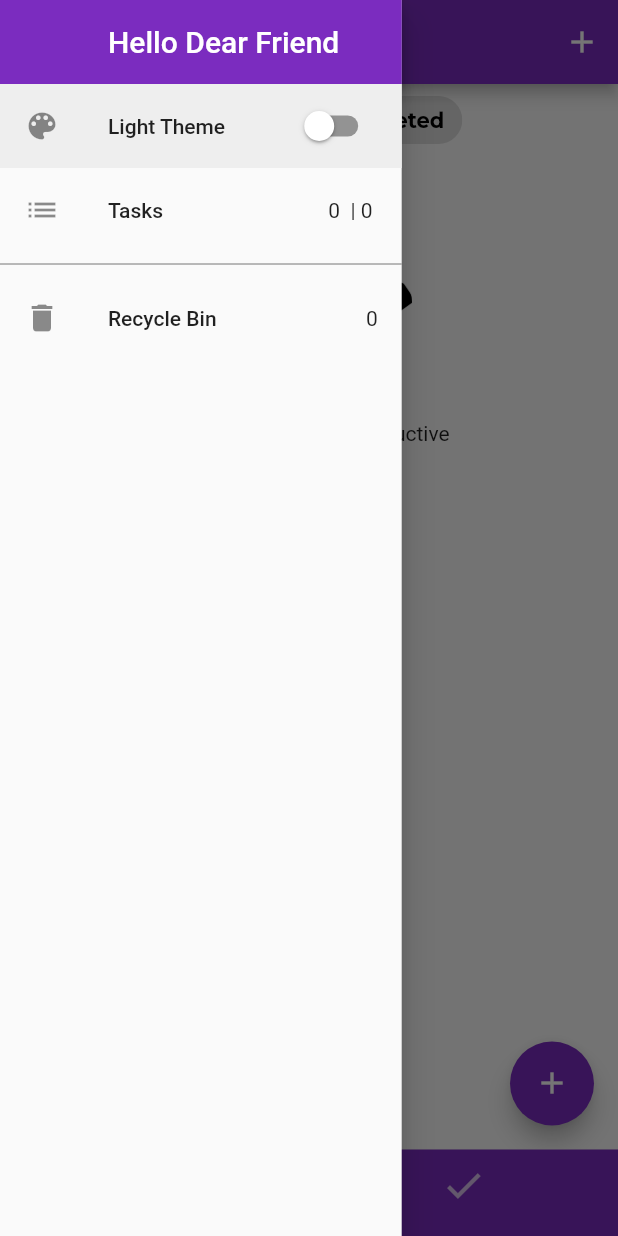
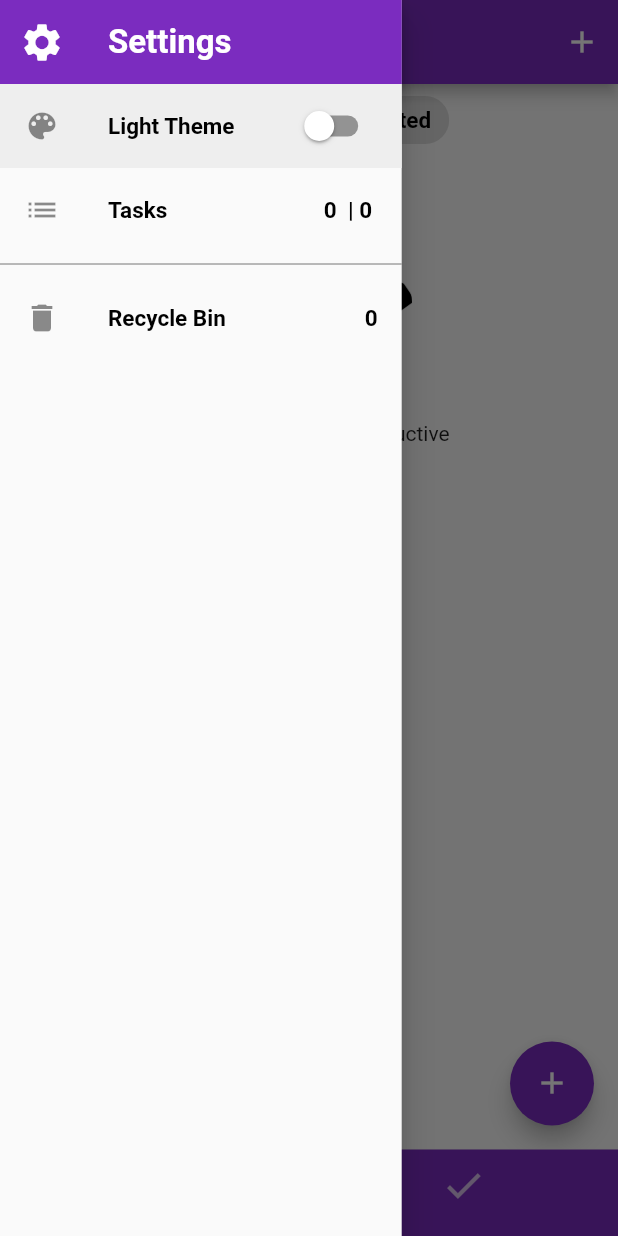
Before and after one commit to Silentcry16/todo_bloc2, a Flutter app: the screen it shows after launch, with the side drawer open, on a phone screen of 412 x 824 dp. Run offline on Flutter 3.47's test engine with Material 2 defaults, Android fonts, the phone set to English and light mode, and no system bars; our stand-ins replace equatable, flutter_bloc, get, google_fonts, hydrated_bloc.

Commit message:
texts has customized

```diff
--- a/lib/screens/completed_tasks_screen.dart
+++ b/lib/screens/completed_tasks_screen.dart
@@ -24,8 +24,6 @@ class CompletedTasksScreen extends StatelessWidget {
               TaskCounter(text: '${state.completedTasks.length} Tasks'),
               TaskList(
                 taskList: taskList,
-                ontap: () {},
-                task: state.completedTasks.first,
               ),
             ],
           ),
--- a/lib/screens/recycle_bin_screen.dart
+++ b/lib/screens/recycle_bin_screen.dart
@@ -36,8 +36,6 @@ class RecycleBinScreen extends StatelessWidget {
                           Text('${state.removedTasks.length} Tasks Removed'))),
               TaskList(
                 taskList: state.removedTasks,
-                ontap: () {},
-                task: state.completedTasks.first,
               ),
             ],
           ),
--- a/lib/screens/task_screen.dart
+++ b/lib/screens/task_screen.dart
@@ -80,8 +80,7 @@ class _TaskScreenState extends State<TaskScreen> {
                     )
                   : TaskList(
                       taskList: taskList,
-                      ontap: () => _addTask(context),
-                      task: state.pendingTasks.first),
+                    )
             ],
           ),
           //opens the BottomSheet to add a new task
--- a/lib/widgets/add_task_screen.dart
+++ b/lib/widgets/add_task_screen.dart
@@ -1,6 +1,7 @@
 import 'package:flutter/material.dart';
 import 'package:todo_bloc2/blocs/bloc_exports.dart';
 import 'package:todo_bloc2/services/guid_gen.dart';
+import 'package:todo_bloc2/widgets/app_text.dart';
 import '../models/task.dart';
 
 class AddTaskScreen extends StatefulWidget {
@@ -20,9 +21,16 @@ class _AddTaskScreenState extends State<AddTaskScreen> {
       padding: const EdgeInsets.all(20),
       child: Column(
         children: [
-          const Text(
-            'Add a task',
-            style: TextStyle(fontSize: 26),
+          ListTile(
+            leading: Icon(
+              Icons.edit,
+              size: 30,
+            ),
+            title: AppText(
+              text: 'Add New Task',
+              weight: FontWeight.bold,
+              size: 20,
+            ),
           ),
           const SizedBox(
             height: 20,
--- a/lib/widgets/app_text.dart
+++ b/lib/widgets/app_text.dart
@@ -3,24 +3,34 @@ import 'package:google_fonts/google_fonts.dart';
 
 // ignore: must_be_immutable
 class AppText extends StatelessWidget {
-  AppText(
-      {super.key,
-      required this.text,
-      this.size = 13,
-      this.color = Colors.black,
-      this.weight = FontWeight.normal});
+  AppText({
+    super.key,
+    required this.text,
+    this.size = 15,
+    this.color = Colors.black,
+    this.weight = FontWeight.normal,
+    this.overflow = TextOverflow.ellipsis,
+    this.decoration,
+  });
 
   final String text;
   final double? size;
   final Color? color;
   FontWeight? weight;
+  final TextOverflow? overflow;
+  final TextDecoration? decoration;
 
   @override
   Widget build(BuildContext context) {
     return Text(
       text,
-      style: GoogleFonts.montserrat(
-        textStyle: TextStyle(color: color, fontWeight: weight),
+      style: GoogleFonts.roboto(
+        textStyle: TextStyle(
+            color: color,
+            fontWeight: weight,
+            fontSize: size,
+            overflow: overflow,
+            decoration: decoration),
       ),
     );
   }
--- a/lib/widgets/custom_drawer.dart
+++ b/lib/widgets/custom_drawer.dart
@@ -1,6 +1,7 @@
 import 'package:flutter/material.dart';
 import 'package:todo_bloc2/screens/home_screen.dart';
 import 'package:todo_bloc2/screens/recycle_bin_screen.dart';
+import 'package:todo_bloc2/widgets/app_text.dart';
 
 import '../blocs/bloc_exports.dart';
 
@@ -12,27 +13,48 @@ class CustomDrawer extends StatelessWidget {
     return Drawer(
       elevation: 10,
       child: BlocBuilder<TasksBloc, TasksState>(
-        builder: (context, state) {
+        builder: (context, state1) {
+          return BlocBuilder<SwitchBloc, SwitchState>(
+            builder: (context, state2) {
               return SizedBox(
                 height: MediaQuery.of(context).size.height * 0.8,
                 child: Column(
                   children: [
-                AppBar(
-                  leading: SizedBox.shrink(),
-                  title: Expanded(child: const Text('Hello Dear Friend')),
+                    PreferredSize(
+                      preferredSize: Size.fromHeight(100),
+                      child: AppBar(
+                        leading: const Icon(
+                          Icons.settings,
+                          size: 30,
                         ),
-                BlocBuilder<SwitchBloc, SwitchState>(
-                  builder: (context, state) {
-                    return Container(
-                      color:
-                          state.switchValue ? Colors.black12 : Colors.grey[200],
+                        title: AppText(
+                          color: Colors.white,
+                          text: 'Settings',
+                          weight: FontWeight.bold,
+                          size: 22,
+                        ),
+                      ),
+                    ),
+                    Container(
+                      color: state2.switchValue
+                          ? Colors.black12
+                          : Colors.grey[200],
                       child: ListTile(
                         leading: const Icon(Icons.color_lens),
-                        title: state.switchValue
-                            ? const Text('Dark Theme')
-                            : const Text('Light Theme'),
+                        title: state2.switchValue
+                            ? AppText(
+                                text: 'Dark Theme',
+                                color: state2.switchValue
+                                    ? Colors.white
+                                    : Colors.black,
+                                weight: FontWeight.bold,
+                              )
+                            : AppText(
+                                text: 'Light Theme',
+                                weight: FontWeight.bold,
+                              ),
                         trailing: Switch(
-                          value: state.switchValue,
+                          value: state2.switchValue,
                           onChanged: (newValue) {
                             newValue
                                 ? context
@@ -48,35 +70,51 @@ class CustomDrawer extends StatelessWidget {
                               const MaterialStatePropertyAll(Colors.black38),
                         ),
                       ),
-                    );
-                  },
                     ),
                     GestureDetector(
-                  onTap: () =>
-                      Navigator.of(context).pushReplacementNamed(HomeScreen.id),
+                      onTap: () => Navigator.of(context)
+                          .pushReplacementNamed(HomeScreen.id),
                       child: ListTile(
                         leading: const Icon(Icons.list),
-                    title: const Text('Tasks'),
-                    trailing: Text(
-                        '${state.pendingTasks.length}  | ${state.completedTasks.length} '),
+                        title: AppText(
+                          text: 'Tasks',
+                          weight: FontWeight.bold,
+                          color:
+                              state2.switchValue ? Colors.white : Colors.black,
+                        ),
+                        trailing: AppText(
+                          text:
+                              '${state1.pendingTasks.length}  | ${state1.completedTasks.length} ',
+                          weight: FontWeight.bold,
+                          color:
+                              state2.switchValue ? Colors.white : Colors.black,
+                        ),
                       ),
                     ),
                     const Divider(),
-                BlocBuilder<TasksBloc, TasksState>(
-                  builder: (context, state) {
-                    return GestureDetector(
+                    GestureDetector(
                       onTap: () => Navigator.of(context)
                           .pushReplacementNamed(RecycleBinScreen.id),
                       child: ListTile(
                         leading: const Icon(Icons.delete),
-                        title: const Text('Recycle Bin'),
-                        trailing: Text('${state.removedTasks.length}'),
+                        title: AppText(
+                          text: 'Recycle Bin',
+                          weight: FontWeight.bold,
+                          color:
+                              state2.switchValue ? Colors.white : Colors.black,
+                        ),
+                        trailing: AppText(
+                          text: '${state1.removedTasks.length}',
+                          weight: FontWeight.bold,
+                          color:
+                              state2.switchValue ? Colors.white : Colors.black,
+                        ),
+                      ),
+                    ),
+                  ],
                 ),
               );
             },
-                ),
-              ],
-            ),
           );
         },
       ),
--- a/lib/widgets/list_item.dart
+++ b/lib/widgets/list_item.dart
@@ -1,5 +1,6 @@
 import 'package:flutter/material.dart';
 import 'package:intl/intl.dart';
+import 'package:todo_bloc2/widgets/app_text.dart';
 import 'package:todo_bloc2/widgets/pop_up_menu.dart';
 
 import '../blocs/bloc_exports.dart';
@@ -22,12 +23,10 @@ class ListItem extends StatelessWidget {
             Icons.timer_outlined,
             color: Theme.of(context).appBarTheme.foregroundColor,
           )),
-      title: Text(
-        task.title,
-        overflow: TextOverflow.ellipsis,
-        style: TextStyle(
-            decoration: task.isDone! ? TextDecoration.lineThrough : null),
-      ),
+      title: AppText(
+          text: task.title,
+          overflow: TextOverflow.ellipsis,
+          decoration: task.isDone! ? TextDecoration.lineThrough : null),
       subtitle: Text(DateFormat('MMM dd, yyyy - HH:mm')
           .format(DateTime.parse(task.regDate))),
       trailing: SizedBox(
--- a/lib/widgets/task_list.dart
+++ b/lib/widgets/task_list.dart
@@ -8,13 +8,9 @@ class TaskList extends StatelessWidget {
   const TaskList({
     super.key,
     required this.taskList,
-    required this.ontap,
-    this.task,
   });
 
   final List<Task> taskList;
-  final Task? task;
-  final VoidCallback ontap;
   @override
   Widget build(BuildContext context) {
     return Expanded(
@@ -55,28 +51,6 @@ class TaskList extends StatelessWidget {
                       ),
                     )
                     .toList()),
-            task!.isDone == false
-                ? BlocBuilder<SwitchBloc, SwitchState>(
-                    builder: (context, state) {
-                      return TextButton.icon(
-                        onPressed: ontap,
-                        icon: Icon(
-                          Icons.add,
-                          color: state.switchValue == false
-                              ? Colors.black
-                              : Colors.white,
-                        ),
-                        label: AppText(
-                          text: 'Add new Task',
-                          weight: FontWeight.bold,
-                          color: state.switchValue == false
-                              ? Colors.black
-                              : Colors.white,
-                        ),
-                      );
-                    },
-                  )
-                : const SizedBox.shrink(),
           ],
         ),
       ),
```
Lines whose indentation alone changed are shown as unchanged.
